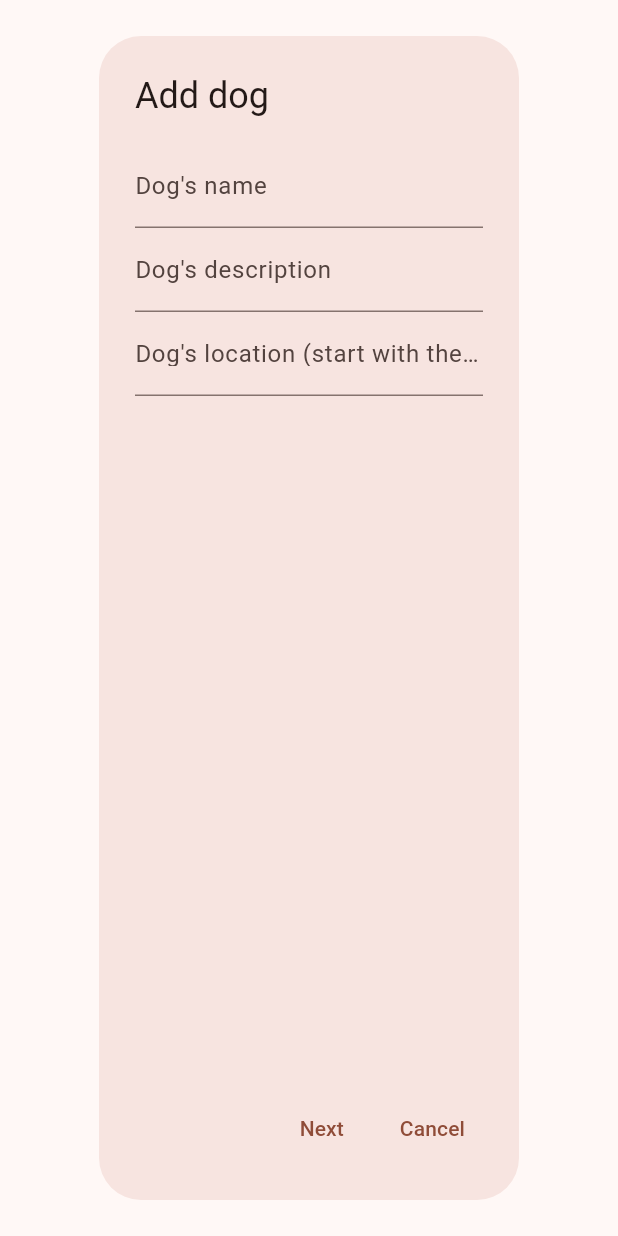
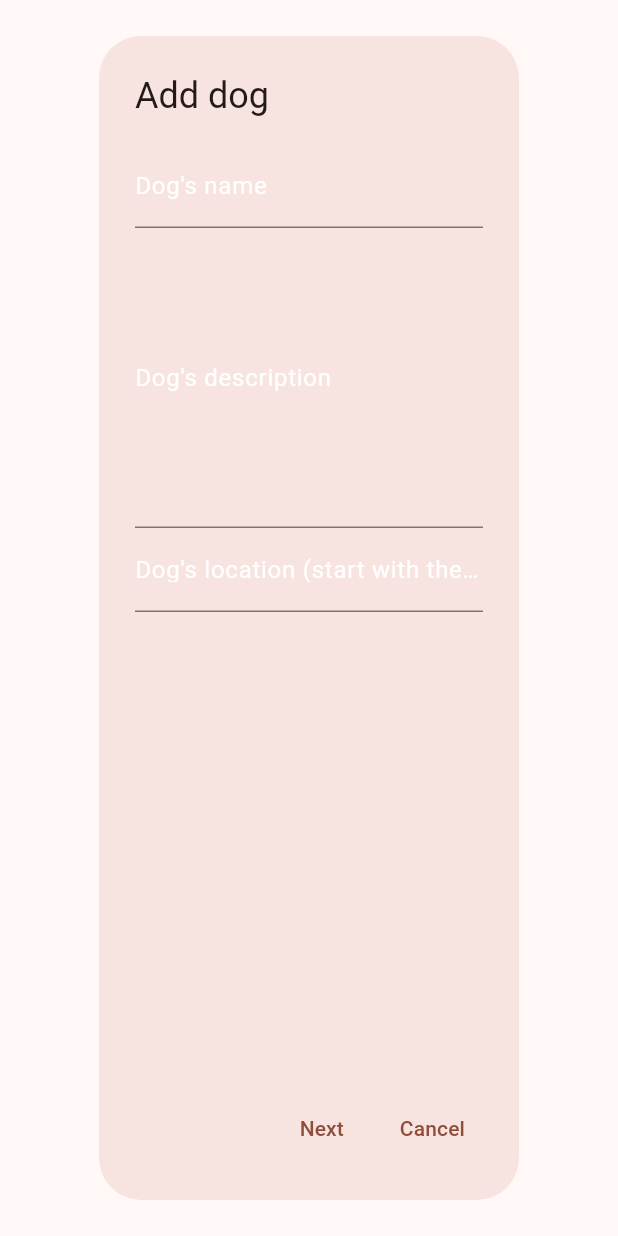
Before and after one commit to sandrawar/PerfectPaws, a Flutter app: the AddDogForm widget shown alone on an empty page, opened directly, on a phone screen of 412 x 824 dp. Run offline on Flutter 3.47's test engine with Material 3 defaults, Android fonts, the phone set to English and light mode, and no system bars; our stand-ins replace camera, cloud_firestore, connectivity_plus, firebase_auth, firebase_core, firebase_storage and 5 more; accounts and stored records are empty; generated files the repository leaves out were written again; network calls fail.

Commit message:
minor UI improvments

```diff
--- a/lib/auth/register_screen.dart
+++ b/lib/auth/register_screen.dart
@@ -86,6 +86,7 @@ class RegisterScreenState extends State<RegisterScreen> {
       await messagesSubCollection.add({
         'message': localizations!.welcomeMessage,
         'timestamp': FieldValue.serverTimestamp(),
+        'senderEmail' : "Perfect Paws"
       });
     } catch (e) {
       if (mounted) {
--- a/lib/dogs_list_logic/dogs_list_screen.dart
+++ b/lib/dogs_list_logic/dogs_list_screen.dart
@@ -58,7 +58,7 @@ class DogsListScreenState extends State<DogsListScreen>
     final userId = _currentUser.uid;
     _savedDogsBox = await Hive.openBox<Dog>('saved_dogs_$userId');
 
-    // _savedDogsBox?.clear();
+    //_savedDogsBox?.clear();
   }
 
   Future<void> _initializeSyncService() async {
--- a/lib/messages/message_screen.dart
+++ b/lib/messages/message_screen.dart
@@ -23,6 +23,7 @@ class MessageScreenState extends State<MessageScreen> {
   }
 
   void _getVolunteerId() async {
+    final localizations = AppLocalizations.of(context)!;
     try {
       final userSnapshot = await FirebaseFirestore.instance
           .collection('users')
@@ -38,7 +39,7 @@ class MessageScreenState extends State<MessageScreen> {
     } catch (e) {
       if (mounted) {
         ScaffoldMessenger.of(context)
-            .showSnackBar(const SnackBar(content: Text("Error")));
+            .showSnackBar(SnackBar(content: Text(localizations.error)));
       }
     }
   }
@@ -99,8 +100,9 @@ class MessageScreenState extends State<MessageScreen> {
           children: [
             TextField(
               controller: _messageController,
-              decoration: InputDecoration(labelText: localizations.yourMessage),
+              decoration: InputDecoration(labelText: localizations.yourMessage, hintStyle: const TextStyle(color: Colors.white)),
               maxLines: 5,
+              style: const TextStyle(color: Colors.white),
             ),
             const SizedBox(height: 20),
             ElevatedButton(
--- a/lib/volunteer_features/add_dog_form.dart
+++ b/lib/volunteer_features/add_dog_form.dart
@@ -166,29 +166,32 @@ class AddDogFormState extends State<AddDogForm> {
           children: [
             TextFormField(
               controller: _nameController,
-              decoration: InputDecoration(labelText: localizations.dogsName),
+              decoration: InputDecoration(labelText: localizations.dogsName, labelStyle: const TextStyle(color: Colors.white)),
               validator: (value) {
                 if (value == null || value.isEmpty) {
                   return localizations.dogsNameNullCheck;
                 }
                 return null;
               },
+            style: const TextStyle(color: Colors.white),
             ),
             TextFormField(
               controller: _descriptionController,
               decoration:
-                  InputDecoration(labelText: localizations.dogsDescription),
+                  InputDecoration(labelText: localizations.dogsDescription, labelStyle: const TextStyle(color: Colors.white)),
               validator: (value) {
                 if (value == null || value.isEmpty) {
                   return localizations.dogsDescriptionNullCheck;
                 }
                 return null;
               },
+            maxLines: 7,
+            style: const TextStyle(color: Colors.white),
             ),
             TextFormField(
               controller: _locationController,
               decoration:
-                  InputDecoration(labelText: localizations.dogsLocation),
+                  InputDecoration(labelText: localizations.dogsLocation, labelStyle: const TextStyle(color: Colors.white)),
               validator: (value) {
                 if (value == null || value.isEmpty) {
                   return localizations.dogsLocationNullCheck;
@@ -198,6 +201,7 @@ class AddDogFormState extends State<AddDogForm> {
                 }
                 return null;
               },
+            style: const TextStyle(color: Colors.white),
             ),
           ],
         );
@@ -243,7 +247,7 @@ class AddDogFormState extends State<AddDogForm> {
         return Column(
           key: const ValueKey(2),
           children: [
-            Text(localizations.dogsBirthDate),
+            Text(localizations.dogsBirthDate, style: const TextStyle(color: Colors.white),),
             TextButton(
               onPressed: _selectBirthDate,
               child: Text(_birthDate != null
--- a/lib/volunteer_features/dog_details_edit_screen.dart
+++ b/lib/volunteer_features/dog_details_edit_screen.dart
@@ -233,7 +233,7 @@ class DogDetailsScreenState extends State<DogDetailsScreen> {
               labelText: localizations.dogsDescription,
               labelStyle: const TextStyle(color: Colors.white),
             ),
-            maxLines: 3,
+            maxLines: 7,
             style: const TextStyle(color: Colors.white),
           ),
           const SizedBox(height: 8),
```
